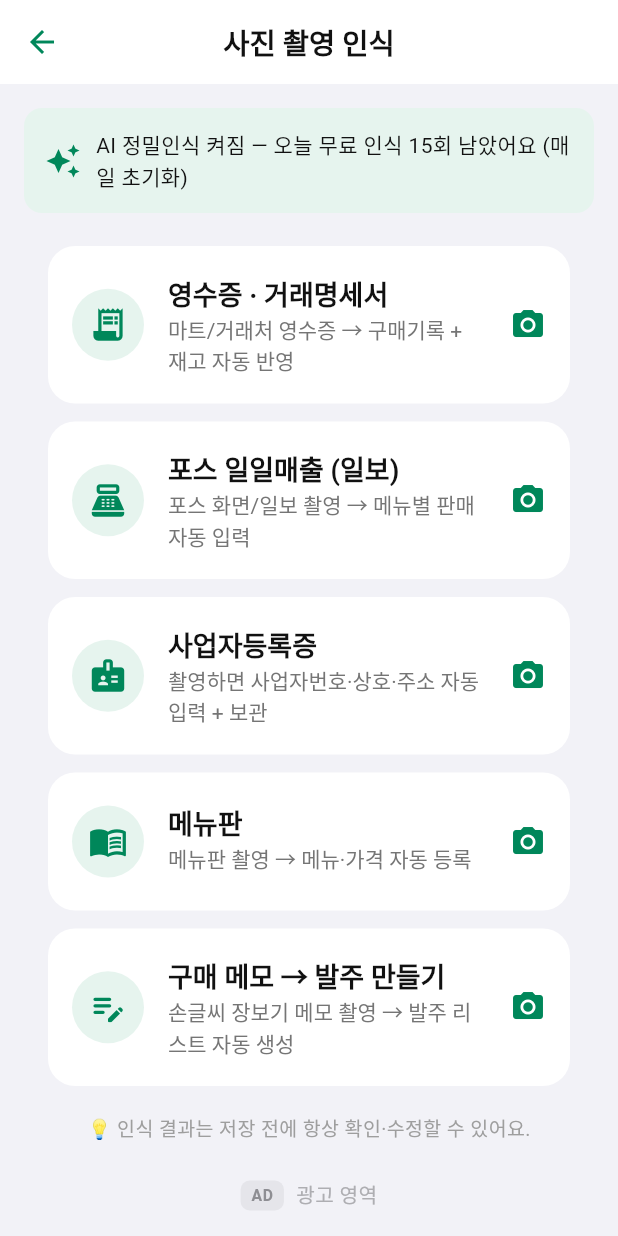
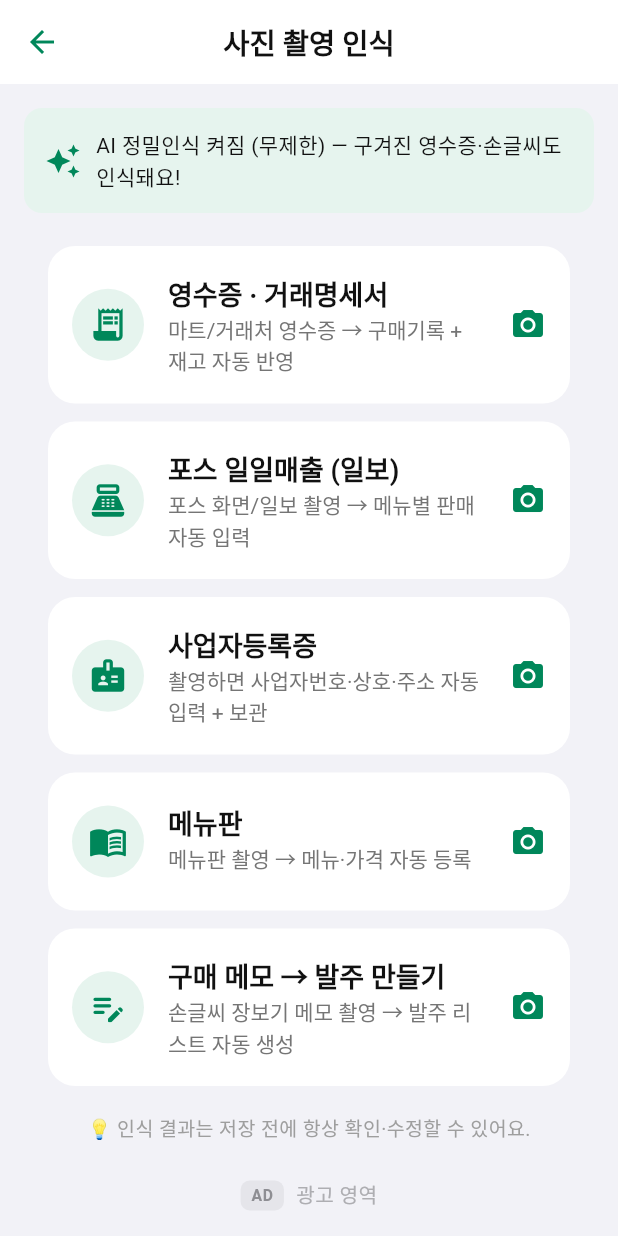
Before and after one commit to haechon-electronics/baljumania, a Flutter app: the ScanHubScreen screen opened directly, on a phone screen of 412 x 824 dp. Run offline on Flutter 3.47's test engine with Material 3 defaults, Android fonts, the phone set to English and light mode, and no system bars; our stand-ins replace cross_file, flutter_local_notifications, google_mobile_ads, hive_flutter, image_picker, share_plus and 1 more; missing offline and left inert: google_mlkit_text_recognition; accounts and stored records are empty; network calls fail; Roboto replaces fonts that are missing (Pretendard).

Commit message:
AI 정밀인식 일일 한도 제거 — 무조건 무제한 무료 제공

```diff
--- a/lib/scan_service.dart
+++ b/lib/scan_service.dart
@@ -2,78 +2,31 @@ import 'dart:convert';
 
 import 'package:flutter/foundation.dart';
 import 'package:google_mlkit_text_recognition/google_mlkit_text_recognition.dart';
-import 'package:hive/hive.dart';
 import 'package:http/http.dart' as http;
 import 'package:image_picker/image_picker.dart';
 
 import 'gemini_key.dart';
 
 /// 촬영 → 글자 인식 서비스
-/// 1차: Gemini Flash AI 정밀인식 (기본 내장 — 하루 15회 무료 제공)
-/// 2차: ML Kit (완전 무료, 폰에서 처리) — AI 실패/한도초과 시 자동 폴백
-/// 본인 Gemini 키를 설정에 등록하면 횟수 제한 없이 사용 가능
+/// 1차: Gemini Flash AI 정밀인식 (기본 내장 — 무제한 무료 제공)
+/// 2차: ML Kit (완전 무료, 폰에서 처리) — AI 실패/오프라인 시 자동 폴백
+/// 본인 Gemini 키를 설정에 등록하면 본인 키로 대체 사용
 class ScanService {
   ScanService._();
   static final ScanService instance = ScanService._();
 
   final _picker = ImagePicker();
 
-  /// 사용자 본인 Gemini API 키 (선택사항 — 등록 시 무제한)
+  /// 사용자 본인 Gemini API 키 (선택사항 — 등록 시 본인 키 사용)
   String geminiApiKey = '';
-
-  /// 기본 제공 AI 인식 일일 한도 (내장 키 사용 시)
-  static const int freeDailyLimit = 15;
 
   bool get hasUserKey => geminiApiKey.trim().isNotEmpty;
 
-  /// AI 정밀인식 사용 가능 여부 (내장 키가 있으므로 항상 켜짐,
-  /// 단 기본 제공분은 하루 한도 내에서만)
-  bool get aiEnabled => hasUserKey || freeRemainingToday > 0;
+  /// AI 정밀인식 사용 가능 여부 — 키가 내장되어 있으므로 항상 켜짐 (무제한)
+  bool get aiEnabled => true;
 
   String get _effectiveKey =>
       hasUserKey ? geminiApiKey.trim() : EmbeddedGeminiKey.value;
-
-  // ===== 기본 제공분 일일 사용량 관리 (Hive settings 박스에 영속) =====
-  String _todayStamp() {
-    final now = DateTime.now();
-    return '${now.year}-${now.month.toString().padLeft(2, '0')}-${now.day.toString().padLeft(2, '0')}';
-  }
-
-  Box? get _settings =>
-      Hive.isBoxOpen('settings') ? Hive.box('settings') : null;
-
-  // Hive를 못 쓰는 상황(테스트 등) 대비 메모리 백업
-  String _memStamp = '';
-  int _memCount = 0;
-
-  int get _usedToday {
-    final box = _settings;
-    if (box != null) {
-      final stamp = box.get('aiDayStamp') as String? ?? '';
-      if (stamp != _todayStamp()) return 0;
-      return box.get('aiDayCount') as int? ?? 0;
-    }
-    if (_memStamp != _todayStamp()) return 0;
-    return _memCount;
-  }
-
-  /// 오늘 남은 기본 제공 AI 인식 횟수
-  int get freeRemainingToday {
-    final left = freeDailyLimit - _usedToday;
-    return left < 0 ? 0 : left;
-  }
-
-  Future<void> _countUse() async {
-    final stamp = _todayStamp();
-    final next = _usedToday + 1;
-    final box = _settings;
-    if (box != null) {
-      await box.put('aiDayStamp', stamp);
-      await box.put('aiDayCount', next);
-    }
-    _memStamp = stamp;
-    _memCount = next;
-  }
 
   /// 사진 선택/촬영
   Future<XFile?> pickImage({bool fromCamera = true}) async {
@@ -116,8 +69,6 @@ class ScanService {
   /// [task]에 따라 구조화된 JSON을 돌려받음
   Future<Map<String, dynamic>?> analyzeWithGemini(
       XFile image, String task) async {
-    // 본인 키 없으면 기본 제공분(하루 15회) 한도 확인 → 초과 시 ML Kit 폴백
-    if (!hasUserKey && freeRemainingToday <= 0) return null;
     try {
       final bytes = await image.readAsBytes();
       final b64 = base64Encode(bytes);
@@ -155,9 +106,6 @@ class ScanService {
         if (kDebugMode) debugPrint('Gemini 오류 ${res.statusCode}: ${res.body}');
         return null;
       }
-
-      // 성공한 호출만 기본 제공분에서 차감 (본인 키는 무제한)
-      if (!hasUserKey) await _countUse();
 
       final data = jsonDecode(utf8.decode(res.bodyBytes));
       final text = data['candidates']?[0]?['content']?['parts']?[0]?['text']
--- a/lib/screens/more_screen.dart
+++ b/lib/screens/more_screen.dart
@@ -1,7 +1,6 @@
 import 'package:flutter/material.dart';
 import 'package:provider/provider.dart';
 import '../app_state.dart';
-import '../scan_service.dart';
 import '../theme.dart';
 import '../notification_service.dart';
 import 'analytics_screen.dart';
@@ -120,10 +119,10 @@ class MoreScreen extends StatelessWidget {
             _IosTile(
               icon: Icons.auto_awesome,
               iconBg: const Color(0xFFFF9500),
-              title: 'AI 정밀인식 설정',
+              title: 'AI 정밀인식',
               subtitle: app.geminiApiKey.isEmpty
-                  ? '켜짐 · 하루 ${ScanService.freeDailyLimit}회 무료 제공 (오늘 ${ScanService.instance.freeRemainingToday}회 남음)'
-                  : '켜짐 · 본인 키 사용 중 (무제한)',
+                  ? '켜짐 · 무제한 무료 제공 ✨'
+                  : '켜짐 · 본인 키 사용 중',
               onTap: () => _aiSettings(context, app),
             ),
             _IosTile(
@@ -203,14 +202,12 @@ class MoreScreen extends StatelessWidget {
                 style:
                     TextStyle(fontSize: 20, fontWeight: FontWeight.bold)),
             const SizedBox(height: 8),
-            Text(
-              '✨ AI 정밀인식은 기본으로 켜져 있어요! (하루 ${ScanService.freeDailyLimit}회 무료 제공)\n'
-              '오늘 남은 무료 횟수: ${ScanService.instance.freeRemainingToday}회\n\n'
-              '더 많이 쓰고 싶으면 본인 키를 등록하세요 (무제한).\n'
-              '키 발급: aistudio.google.com 접속 → 구글 로그인 →\n'
-              '"Get API key" 버튼 → 복사해서 아래에 붙여넣기',
-              style: const TextStyle(
-                  fontSize: 14, color: Colors.grey, height: 1.5),
+            const Text(
+              '✨ AI 정밀인식은 기본으로 켜져 있어요! (무제한 무료 제공)\n'
+              '구겨진 영수증, 손글씨 메모까지 똑똑하게 읽어내요.\n\n'
+              '따로 설정할 건 없지만, 원하면 본인 Gemini 키로\n'
+              '바꿔 쓸 수도 있어요 (aistudio.google.com에서 발급).',
+              style: TextStyle(fontSize: 14, color: Colors.grey, height: 1.5),
             ),
             const SizedBox(height: 14),
             TextField(
@@ -235,7 +232,7 @@ class MoreScreen extends StatelessWidget {
                         ScaffoldMessenger.of(context).showSnackBar(
                           const SnackBar(
                               content: Text(
-                                  '본인 키가 삭제되었어요. 기본 제공 AI(하루 15회)로 계속 사용돼요.')),
+                                  '본인 키가 삭제되었어요. 기본 제공 AI로 계속 무제한 사용돼요.')),
                         );
                       },
                       child: const Text('키 삭제'),
@@ -251,8 +248,8 @@ class MoreScreen extends StatelessWidget {
                       ScaffoldMessenger.of(context).showSnackBar(
                         SnackBar(
                             content: Text(ctrl.text.trim().isEmpty
-                                ? '기본 제공 AI(하루 15회) 모드예요'
-                                : '본인 키 등록 완료! 이제 무제한이에요 🎉')),
+                                ? '기본 제공 AI(무제한)로 사용해요'
+                                : '본인 키 등록 완료! 🎉')),
                       );
                     },
                     child: const Text('저장'),
--- a/lib/screens/scan_screen.dart
+++ b/lib/screens/scan_screen.dart
@@ -44,10 +44,8 @@ class ScanHubScreen extends StatelessWidget {
                 Expanded(
                   child: Text(
                     ai
-                        ? (ScanService.instance.hasUserKey
-                            ? 'AI 정밀인식 켜짐 (본인 키 · 무제한) — 구겨진 영수증·손글씨도 인식돼요!'
-                            : 'AI 정밀인식 켜짐 — 오늘 무료 인식 ${ScanService.instance.freeRemainingToday}회 남았어요 (매일 초기화)')
-                        : '오늘 무료 AI 인식을 모두 썼어요. 기본인식으로 계속 쓰거나,\n[더보기 → AI 정밀인식 설정]에 본인 키를 넣으면 무제한이에요.',
+                        ? 'AI 정밀인식 켜짐 (무제한) — 구겨진 영수증·손글씨도 인식돼요!'
+                        : '기본 인식 모드입니다.',
                     style: const TextStyle(fontSize: 14, height: 1.4),
                   ),
                 ),
--- a/lib/screens/smart_scan_screen.dart
+++ b/lib/screens/smart_scan_screen.dart
@@ -60,14 +60,10 @@ class _SmartScanScreenState extends State<SmartScanScreen> {
         if (ocr.trim().isEmpty) {
           setState(() {
             _scanning = false;
-            _lastFail = svc.aiEnabled
-                ? 'AI 서버 응답이 없고 기본인식도 글자를 찾지 못했어요.\n'
-                    '인터넷 연결을 확인하고, 문서가 화면에 꽉 차게 밝은 곳에서 다시 찍어주세요.'
-                : '글자를 인식하지 못했어요.\n'
-                    '· 문서가 화면에 꽉 차게, 초점을 맞춰서 찍어주세요\n'
-                    '· 그림자 없이 밝은 곳에서 찍으면 더 잘 읽혀요\n'
-                    '💡 오늘 무료 AI 인식을 모두 썼어요. 본인 키를 넣으면\n'
-                    '무제한으로 쓸 수 있어요! (더보기 → AI 정밀인식 설정)';
+            _lastFail = 'AI 서버 응답이 없고 기본인식도 글자를 찾지 못했어요.\n'
+                '· 인터넷 연결을 확인해주세요\n'
+                '· 문서가 화면에 꽉 차게, 초점을 맞춰서 찍어주세요\n'
+                '· 그림자 없이 밝은 곳에서 찍으면 더 잘 읽혀요';
           });
           return;
         }
@@ -341,10 +337,9 @@ class _SmartScanScreenState extends State<SmartScanScreen> {
 
   @override
   Widget build(BuildContext context) {
-    // 내장 AI 포함 사용 가능 여부 (본인 키 또는 오늘 무료분 잔여)
+    // AI 정밀인식은 키 내장으로 항상 켜짐 (무제한)
     context.select<AppState, bool>((a) => a.geminiApiKey.isNotEmpty);
     final svc = ScanService.instance;
-    final ai = svc.aiEnabled;
 
     return Scaffold(
       backgroundColor: AppColors.background,
@@ -379,11 +374,9 @@ class _SmartScanScreenState extends State<SmartScanScreen> {
                 ),
                 const SizedBox(height: 8),
                 Text(
-                  !ai
-                      ? '(오늘 무료 AI 소진 — 기본인식 모드 · 내일 다시 충전돼요)'
-                      : svc.hasUserKey
-                          ? '(AI 정밀인식 · 본인 키 무제한)'
-                          : '(AI 정밀인식 켜짐 · 오늘 무료 ${svc.freeRemainingToday}회 남음)',
+                  svc.hasUserKey
+                      ? '(AI 정밀인식 · 본인 키 사용 중)'
+                      : '(AI 정밀인식 켜짐 · 무제한 무료)',
                   style: TextStyle(
                       fontSize: 13, color: Colors.grey.shade600),
                 ),
```
